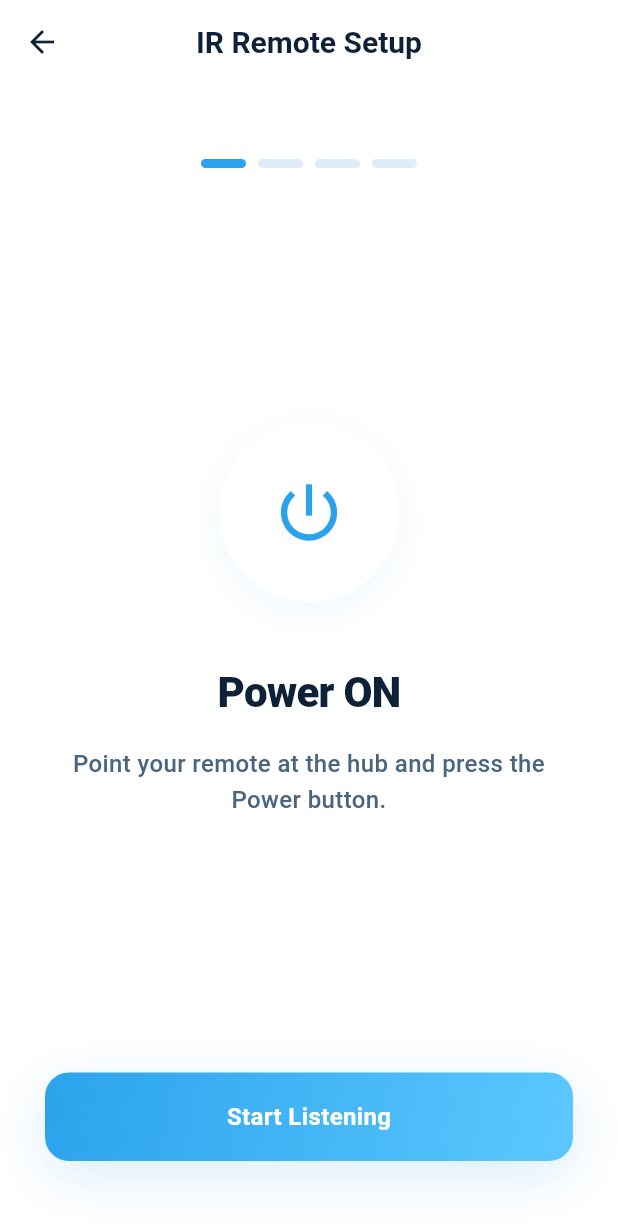
After one commit to yin-june/ecomesh, a Flutter app: the Navigation screen opened directly, item 2 of the bottom bar chosen, after a tap on "IR Remote Setup", on a phone screen of 412 x 824 dp. The commit adds this screen. Shown: the top 1227 px of the screen. Run offline on Flutter 3.47's test engine with Material 3 defaults, Android fonts, the light colour scheme and no system bars; our stand-ins replace flutter_secure_storage; accounts and stored records are empty; network calls fail; Roboto replaces fonts that are missing (Nunito).

Commit message:
feat: Full implementation of backend desk endpoints, ESP32 IR Learning and LD2410 parsing, and Flutter IR UI

```diff
--- /dev/null
+++ b/flutter/lib/screens/ir_pairing_screen.dart
@@ -0,0 +1,203 @@
+import 'package:flutter/material.dart';
+import 'dart:async';
+import '../theme/app_theme.dart';
+
+class IRPairingScreen extends StatefulWidget {
+  final String zoneId;
+  const IRPairingScreen({super.key, required this.zoneId});
+
+  @override
+  State<IRPairingScreen> createState() => _IRPairingScreenState();
+}
+
+class _IRPairingScreenState extends State<IRPairingScreen> {
+  int _currentStep = 0;
+  bool _isListening = false;
+  bool _success = false;
+
+  final List<Map<String, dynamic>> _steps = [
+    {
+      'title': 'Power ON',
+      'desc': 'Point your remote at the hub and press the Power button.',
+      'icon': Icons.power_settings_new,
+    },
+    {
+      'title': 'Set to 23°C',
+      'desc': 'Adjust your remote to 23°C and press the temperature button.',
+      'icon': Icons.thermostat,
+    },
+    {
+      'title': 'Set to 25°C',
+      'desc': 'Adjust your remote to 25°C and press the temperature button.',
+      'icon': Icons.thermostat,
+    },
+    {
+      'title': 'Power OFF',
+      'desc': 'Press the Power button again to turn off.',
+      'icon': Icons.power_settings_new,
+    },
+  ];
+
+  void _startListening() {
+    setState(() {
+      _isListening = true;
+    });
+
+    // Simulate API call to backend to enter "Learning Mode"
+    // and wait for an IR pulse from the ESP32 Hub.
+    Timer(const Duration(seconds: 2), () {
+      if (mounted) {
+        setState(() {
+          _isListening = false;
+          _success = true;
+        });
+
+        Timer(const Duration(seconds: 1), () {
+          if (mounted) {
+            setState(() {
+              _success = false;
+              if (_currentStep < _steps.length - 1) {
+                _currentStep++;
+              } else {
+                _showCompletionDialog();
+              }
+            });
+          }
+        });
+      }
+    });
+  }
+
+  void _showCompletionDialog() {
+    showDialog(
+      context: context,
+      barrierDismissible: false,
+      builder: (context) => AlertDialog(
+        shape: RoundedRectangleBorder(borderRadius: BorderRadius.circular(20)),
+        title: const Text('Setup Complete!', style: AppTheme.headingMedium),
+        content: const Text('Zone has successfully learned your AC remote commands.'),
+        actions: [
+          TextButton(
+            onPressed: () {
+              Navigator.pop(context); // Close dialog
+              Navigator.pop(context); // Go back
+            },
+            child: const Text('Done', style: TextStyle(color: AppTheme.skyBlue, fontWeight: FontWeight.bold)),
+          ),
+        ],
+      ),
+    );
+  }
+
+  @override
+  Widget build(BuildContext context) {
+    final step = _steps[_currentStep];
+
+    return Scaffold(
+      backgroundColor: AppTheme.background,
+      appBar: AppBar(
+        backgroundColor: Colors.transparent,
+        elevation: 0,
+        iconTheme: const IconThemeData(color: AppTheme.textDark),
+        title: const Text(
+          'IR Remote Setup',
+          style: AppTheme.headingMedium,
+        ),
+        centerTitle: true,
+      ),
+      body: Padding(
+        padding: const EdgeInsets.all(30.0),
+        child: Column(
+          crossAxisAlignment: CrossAxisAlignment.center,
+          children: [
+            const SizedBox(height: 20),
+            // Progress indicator
+            Row(
+              mainAxisAlignment: MainAxisAlignment.center,
+              children: List.generate(_steps.length, (index) {
+                return Container(
+                  margin: const EdgeInsets.symmetric(horizontal: 4),
+                  width: 30,
+                  height: 6,
+                  decoration: BoxDecoration(
+                    color: index <= _currentStep ? AppTheme.skyBlue : AppTheme.divider,
+                    borderRadius: BorderRadius.circular(3),
+                  ),
+                );
+              }),
+            ),
+            const Spacer(),
+            // Main Icon
+            AnimatedContainer(
+              duration: const Duration(milliseconds: 300),
+              width: 120,
+              height: 120,
+              decoration: BoxDecoration(
+                color: _success ? AppTheme.softMint : (_isListening ? AppTheme.iceBlue : AppTheme.white),
+                shape: BoxShape.circle,
+                boxShadow: AppTheme.cardShadow,
+                border: Border.all(
+                  color: _success ? AppTheme.mintGreen : (_isListening ? AppTheme.skyBlue : Colors.transparent),
+                  width: 3,
+                )
+              ),
+              child: Center(
+                child: Icon(
+                  _success ? Icons.check_circle : step['icon'],
+                  size: 50,
+                  color: _success ? AppTheme.mintGreen : AppTheme.skyBlue,
+                ),
+              ),
+            ),
+            const SizedBox(height: 40),
+            Text(
+              step['title'],
+              style: AppTheme.displayLarge.copyWith(fontSize: 28),
+              textAlign: TextAlign.center,
+            ),
+            const SizedBox(height: 16),
+            Text(
+              step['desc'],
+              style: AppTheme.bodyMedium.copyWith(fontSize: 16, height: 1.5),
+              textAlign: TextAlign.center,
+            ),
+            const Spacer(),
+            if (_isListening)
+              const Column(
+                children: [
+                  CircularProgressIndicator(color: AppTheme.skyBlue),
+                  SizedBox(height: 20),
+                  Text("Listening for IR signal...", style: AppTheme.bodyMedium),
+                ],
+              )
+            else
+              GestureDetector(
+                onTap: _startListening,
+                child: Container(
+                  width: double.infinity,
+                  padding: const EdgeInsets.symmetric(vertical: 18),
+                  decoration: BoxDecoration(
+                    gradient: AppTheme.heroGradient,
+                    borderRadius: BorderRadius.circular(AppTheme.radiusMd),
+                    boxShadow: AppTheme.elevatedShadow,
+                  ),
+                  child: const Center(
+                    child: Text(
+                      'Start Listening',
+                      style: TextStyle(
+                        fontFamily: 'Nunito',
+                        fontSize: 16,
+                        fontWeight: FontWeight.w700,
+                        color: Colors.white,
+                      ),
+                    ),
+                  ),
+                ),
+              ),
+            const SizedBox(height: 20),
+          ],
+        ),
+      ),
+    );
+  }
+}
--- a/flutter/lib/widgets/zone_status_card.dart
+++ b/flutter/lib/widgets/zone_status_card.dart
@@ -1,6 +1,7 @@
 import 'package:flutter/material.dart';
 import '../theme/app_theme.dart';
 import '../data/mock_data.dart';
+import '../screens/ir_pairing_screen.dart';
 
 class ZoneStatusCard extends StatelessWidget {
   final int zoneIndex;
@@ -161,6 +162,34 @@ class ZoneStatusCard extends StatelessWidget {
               ),
             ),
           ],
+          const SizedBox(height: 12),
+          // Actions row
+          Row(
+            children: [
+              Expanded(
+                child: GestureDetector(
+                  onTap: () {
+                    Navigator.push(context, MaterialPageRoute(builder: (_) => IRPairingScreen(zoneId: zone.id)));
+                  },
+                  child: Container(
+                    padding: const EdgeInsets.symmetric(vertical: 10),
+                    decoration: BoxDecoration(
+                      color: AppTheme.skyBlue,
+                      borderRadius: BorderRadius.circular(8),
+                    ),
+                    child: const Row(
+                      mainAxisAlignment: MainAxisAlignment.center,
+                      children: [
+                        Icon(Icons.settings_remote, color: Colors.white, size: 16),
+                        SizedBox(width: 8),
+                        Text('IR Remote Setup', style: TextStyle(color: Colors.white, fontFamily: 'Nunito', fontWeight: FontWeight.bold, fontSize: 12)),
+                      ],
+                    ),
+                  ),
+                ),
+              ),
+            ],
+          ),
         ],
       ),
     );
```
Also changed, not shown: flutter/lib/screens/dashboard_screen.dart (+4 -4 lines), 5 other files.
